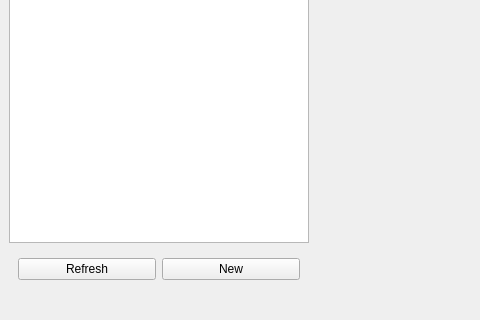
First picture: the form in src/MainWindow.ui, repository Kirtsim/Memo-client-gui, before the edit; both pictures show x 0 to 480 and y 389 to 709 of the 977 by 709 pixel window.
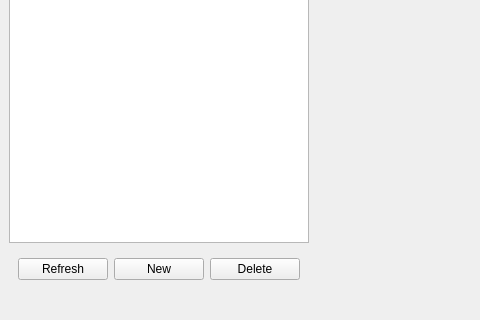
Second picture: the form after the edit.

Commit message:
Add the ability to remove a Memo selected in the list.
Add a "Delete" button to the UI and send a DELETE request to the server
if clicked.

Patch:
```diff
--- a/src/MainWindow.ui
+++ b/src/MainWindow.ui
@@ -97,6 +97,13 @@
              </property>
             </widget>
            </item>
+           <item>
+            <widget class="QPushButton" name="deleteButton">
+             <property name="text">
+              <string>Delete</string>
+             </property>
+            </widget>
+           </item>
           </layout>
          </widget>
         </item>
```
The commit also changes 1 other file.
